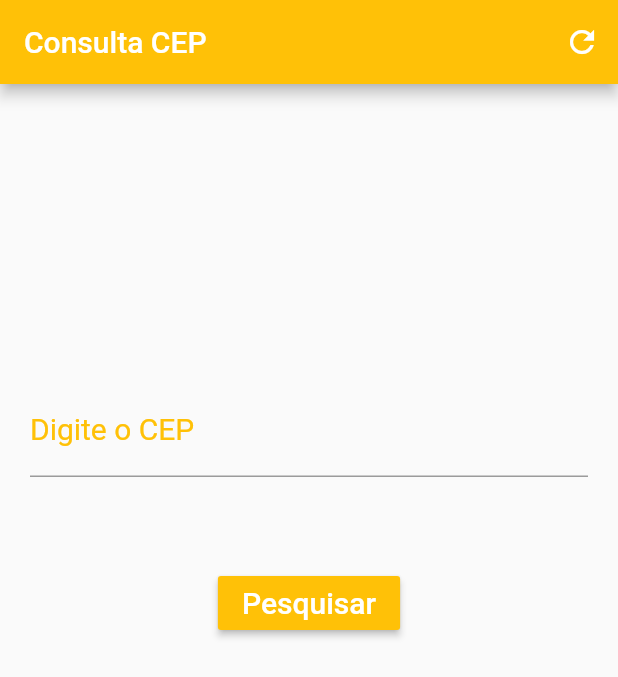
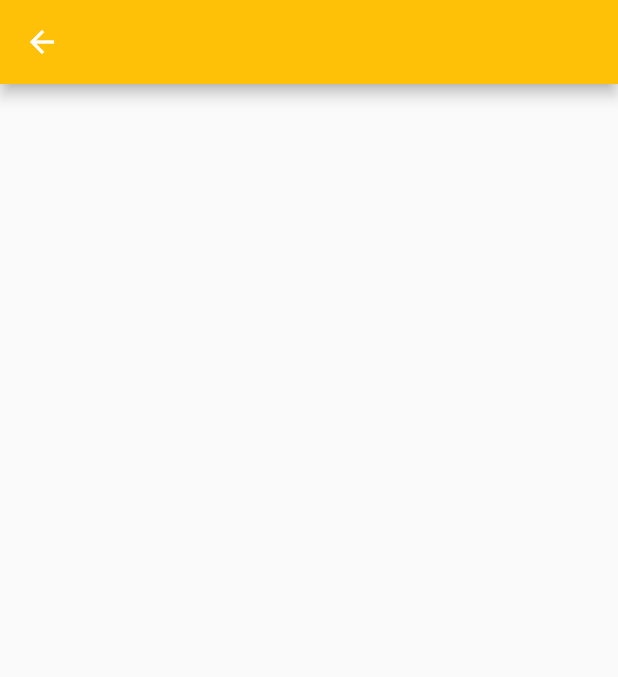
Before and after one commit to luisbelisario/flutter-projects, a Flutter app: the screen it shows after launch, after a tap on "Pesquisar", on a phone screen of 412 x 824 dp. Shown: the top 677 px of the screen. Run offline on Flutter 3.47's test engine with Material 2 defaults, Android fonts, the phone set to English and light mode, and no system bars.

Commit message:
Adicionada pagina de exibicao de endereco

```diff
--- /dev/null
+++ b/buscacep/lib/completeAdress.dart
@@ -0,0 +1,23 @@
+// ignore: file_names
+import 'package:flutter/material.dart';
+
+// ignore: must_be_immutable
+class CompleteAddress extends StatefulWidget {
+  const CompleteAddress({
+    Key? key,
+  }) : super(key: key);
+
+  @override
+  State<CompleteAddress> createState() => _CompleteAddress();
+}
+
+class _CompleteAddress extends State<CompleteAddress> {
+  @override
+  Widget build(BuildContext context) {
+    return Scaffold(
+      appBar: AppBar(
+        backgroundColor: Colors.amber,
+      ),
+    );
+  }
+}
--- a/buscacep/lib/main.dart
+++ b/buscacep/lib/main.dart
@@ -1,5 +1,7 @@
 // ignore_for_file: deprecated_member_use
 import 'package:flutter/material.dart';
+
+import 'completeAdress.dart';
 
 void main() {
   runApp(MaterialApp(
@@ -74,7 +76,14 @@ class _HomeState extends State<Home> {
                 Padding(
                   padding: const EdgeInsets.only(top: 60.0),
                   child: RaisedButton(
-                    onPressed: () {},
+                    onPressed: () {
+                      Navigator.push(
+                      context,
+                      MaterialPageRoute(
+                          builder: (context) => const CompleteAddress()
+                          ),
+                    );
+                    },
                     child: const Text(
                       "Pesquisar",
                       style: TextStyle(
```
